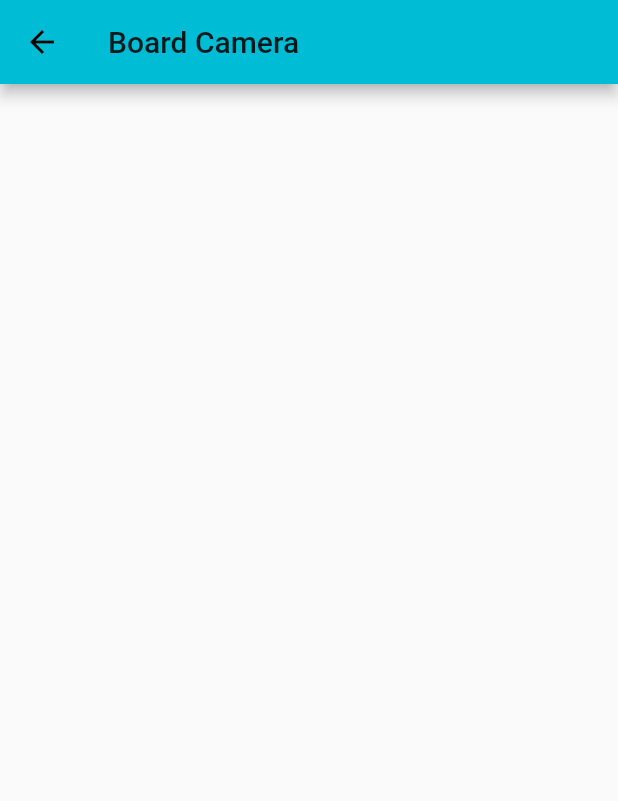
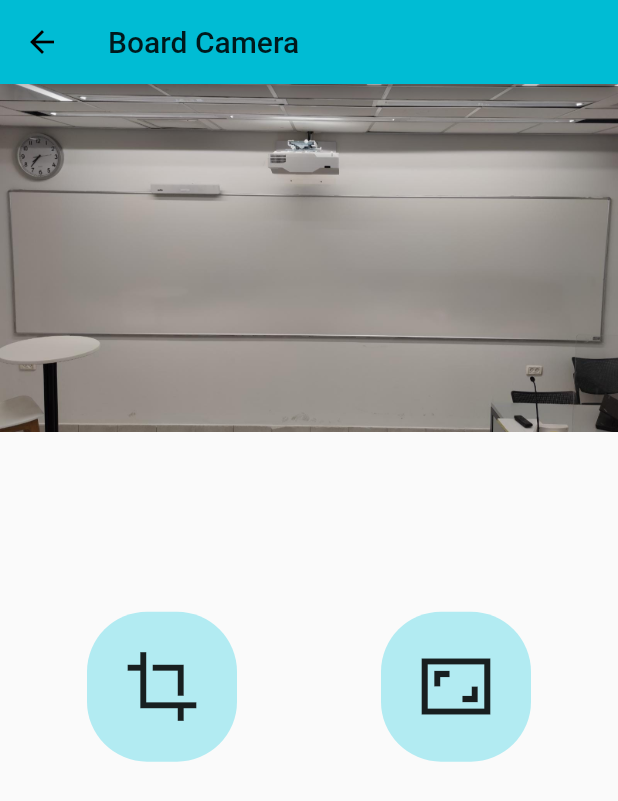
Before and after one commit to ShalevNehorai/afekaton_project, a Flutter app: the CameraSCreen screen opened directly, on a phone screen of 412 x 824 dp. Shown: the top 801 px of the screen. Run offline on Flutter 3.47's test engine with Material 2 defaults, Android fonts, the phone set to English and light mode, and no system bars; our stand-ins replace cloud_firestore, firebase_core, material_design_icons_flutter; accounts and stored records are empty.

Commit message:
afekaton final

```diff
--- a/lib/dialogs/yes_no_dialog.dart
+++ b/lib/dialogs/yes_no_dialog.dart
@@ -4,7 +4,9 @@ class YesNoDialog extends StatelessWidget {
   @override
   Widget build(BuildContext context) {
     return Dialog(
-      child: Row(
+      child: Column(
+        children: [
+          Row(
             mainAxisAlignment: MainAxisAlignment.spaceEvenly,
             children: [
               Container(
@@ -29,6 +31,8 @@ class YesNoDialog extends StatelessWidget {
               )
             ],
           ),
+        ],
+      ),
     );
   }
 }
--- a/lib/models/user.dart
+++ b/lib/models/user.dart
@@ -3,7 +3,7 @@ class User {
 
   User(this.name);
 
-  Map<String, dynamic> getUserMap() {
+  Map<String, dynamic> toMap() {
     Map<String, dynamic> info = {
       "name": name,
     };
--- a/lib/screens/camera_screen.dart
+++ b/lib/screens/camera_screen.dart
@@ -1,4 +1,9 @@
+import 'dart:io';
+
+import 'package:afekaton_project/class_room.dart';
 import 'package:flutter/material.dart';
+import 'package:url_launcher/url_launcher.dart';
+// import 'package:webview_flutter/webview_flutter.dart';
 
 class CameraSCreen extends StatefulWidget {
   @override
@@ -7,12 +12,68 @@ class CameraSCreen extends StatefulWidget {
 
 class _CameraSCreenState extends State<CameraSCreen> {
   @override
+  void initState() {
+    super.initState();
+  }
+
+  @override
+  void dispose() {
+    super.dispose();
+  }
+
+  @override
   Widget build(BuildContext context) {
     return Scaffold(
-      appBar: AppBar(
-        title: Text("Board Camera"),
-      ),
-      body: Container(),
-    );
+        appBar: AppBar(
+          title: Text("Board Camera"),
+        ),
+        body: Column(children: [
+          AspectRatio(
+              aspectRatio: 16 / 9,
+              child: Container(
+                  decoration: BoxDecoration(
+                      image: DecorationImage(
+                          image: ExactAssetImage('images/baord.jpeg'),
+                          fit: BoxFit.cover)))),
+          /*child: WebView(
+                debuggingEnabled: true,
+                initialUrl: 'http://192.168.231.184',
+              )),*/
+          SizedBox(
+            height: 100,
+          ),
+          Padding(
+            padding: const EdgeInsets.symmetric(horizontal: 10, vertical: 20),
+            child: Row(
+              mainAxisAlignment: MainAxisAlignment.spaceAround,
+              children: [
+                Container(
+                  width: 100,
+                  height: 100,
+                  decoration: BoxDecoration(
+                    color: Colors.cyan[100],
+                    borderRadius: BorderRadius.all(Radius.circular(40)),
+                  ),
+                  child: Icon(
+                    Icons.crop_sharp,
+                    size: 50,
+                  ),
+                ),
+                Container(
+                  width: 100,
+                  height: 100,
+                  decoration: BoxDecoration(
+                    color: Colors.cyan[100],
+                    borderRadius: BorderRadius.all(Radius.circular(40)),
+                  ),
+                  child: Icon(
+                    Icons.aspect_ratio_sharp,
+                    size: 50,
+                  ),
+                )
+              ],
+            ),
+          )
+        ]));
   }
 }
```
Also changed, not shown: lib/class_room.dart (+57 -28 lines), lib/dialogs/ac_dialog.dart (+22 -1 lines), lib/dialogs/choose_poll_dialog.dart (added, +11 -0 lines), lib/dialogs/pic_dialog.dart (added, +15 -0 lines), lib/dialogs/raised_hand_dialog.dart (added, +46 -0 lines), lib/main.dart (+18 -8 lines), lib/models/massage.dart (added, +16 -0 lines), lib/services/database.dart (+52 -6 lines), lib/teacher_screen.dart (added, +160 -0 lines), pubspec.yaml (+5 -2 lines), images/answers.png (added), images/baord.jpeg (added), images/yesno.jpeg (added), pubspec.lock, 3 other files. Lines whose indentation alone changed are shown as unchanged.
